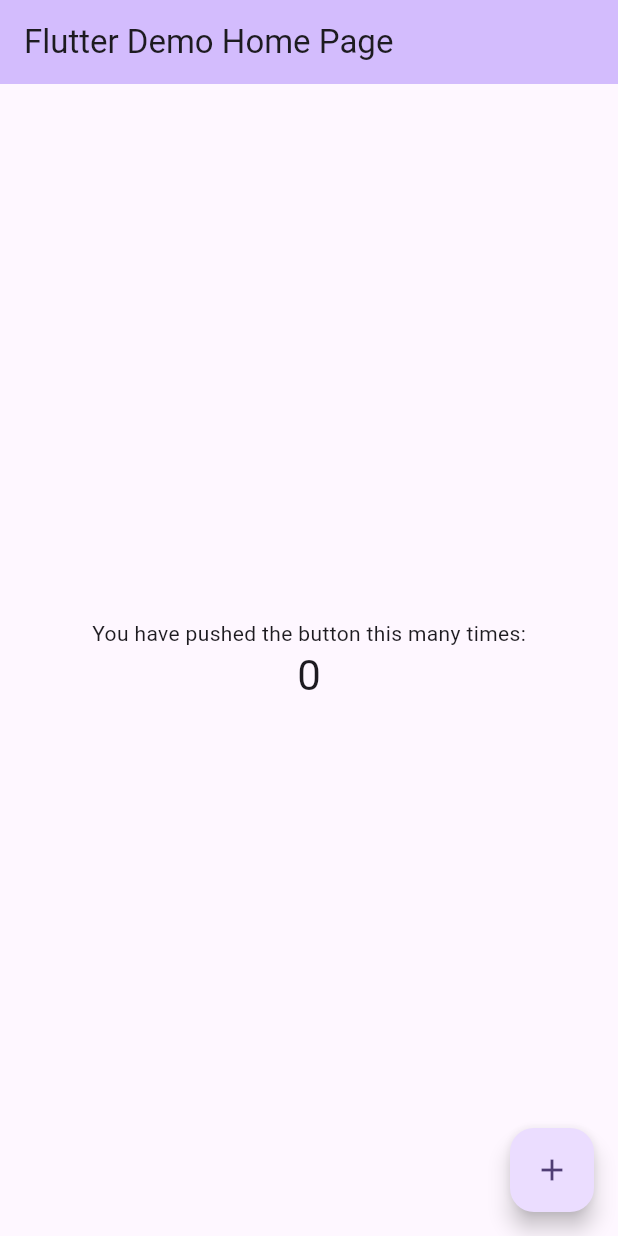
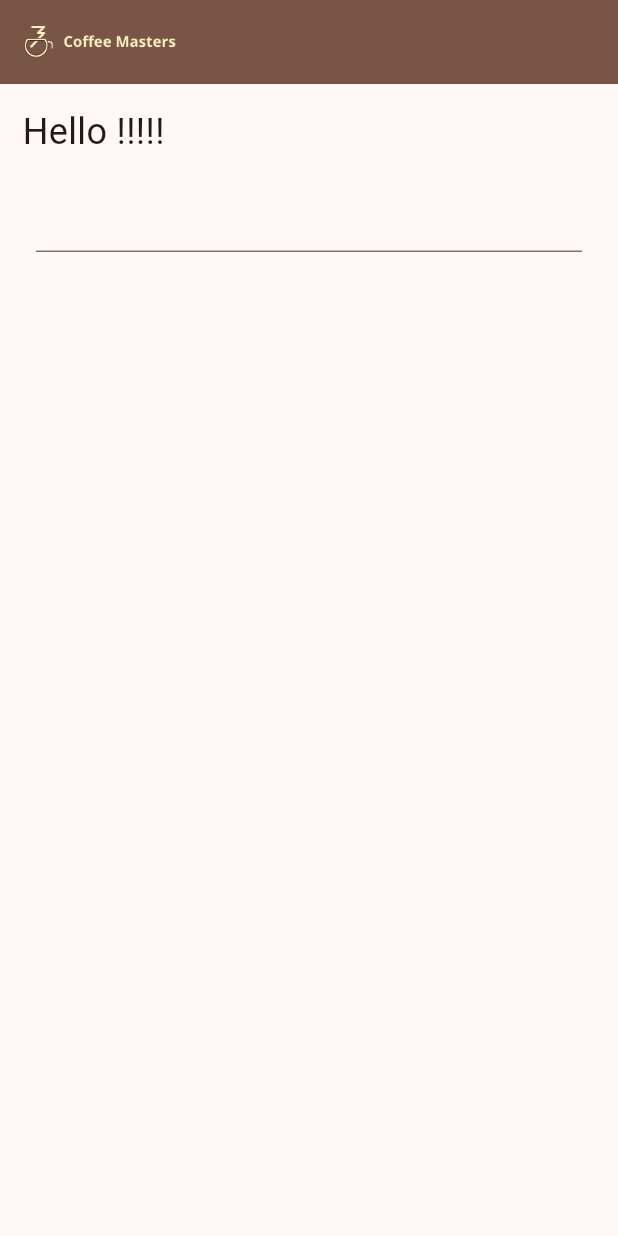
Before and after one commit to RafaelVatista/coffee_masters, a Flutter app: the screen it shows after launch, on a phone screen of 412 x 824 dp. Run offline on Flutter 3.47's test engine with Material 3 defaults, Android fonts, the phone set to English and light mode, and no system bars.

Commit message:
Starting of app dev

```diff
--- a/lib/main.dart
+++ b/lib/main.dart
@@ -2,6 +2,67 @@ import 'package:flutter/material.dart';
 
 void main() {
   runApp(const MyApp());
+}
+
+/*
+  * Widget Tree
+    * MyApp
+      *MyHomePage
+        *HelloWorld
+          *Text
+ */
+
+class Greet extends StatefulWidget {
+  const Greet({super.key});
+
+  @override
+  State<Greet> createState() => _GreetState();
+}
+
+class _GreetState extends State<Greet> {
+  //State variable
+  var name = "";
+
+  @override
+  Widget build(BuildContext context) {
+    var greetStyle = const TextStyle(fontSize: 24);
+    return Column(
+      children: [
+        Padding(
+          padding: const EdgeInsets.all(15.0),
+          child: Row(
+            children: [
+              Text(
+                "Hello $name",
+                style: greetStyle,
+              ),
+              Text(
+                "!!!!!",
+                style: greetStyle,
+              ),
+            ],
+          ),
+        ),
+        Padding(
+          padding: const EdgeInsets.only(right: 24.0, left: 24.0),
+          child: TextField(
+            onChanged: (value) => setState(() {
+              name = value;
+            }),
+          ),
+        ),
+      ],
+    );
+  }
+}
+
+class HelloWorld extends StatelessWidget {
+  const HelloWorld({Key? key}) : super(key: key);
+
+  @override
+  Widget build(BuildContext context) {
+    return const Text("Hello World");
+  }
 }
 
 class MyApp extends StatelessWidget {
@@ -11,7 +72,7 @@ class MyApp extends StatelessWidget {
   @override
   Widget build(BuildContext context) {
     return MaterialApp(
-      title: 'Flutter Demo',
+      title: 'Coffee Masters',
       theme: ThemeData(
         // This is the theme of your application.
         //
@@ -28,16 +89,16 @@ class MyApp extends StatelessWidget {
         //
         // This works for code too, not just values: Most code changes can be
         // tested with just a hot reload.
-        colorScheme: ColorScheme.fromSeed(seedColor: Colors.deepPurple),
+        colorScheme: ColorScheme.fromSeed(seedColor: Colors.brown),
         useMaterial3: true,
       ),
-      home: const MyHomePage(title: 'Flutter Demo Home Page'),
+      home: const MyHomePage(),
     );
   }
 }
 
 class MyHomePage extends StatefulWidget {
-  const MyHomePage({super.key, required this.title});
+  const MyHomePage({super.key});
 
   // This widget is the home page of your application. It is stateful, meaning
   // that it has a State object (defined below) that contains fields that affect
@@ -48,78 +109,22 @@ class MyHomePage extends StatefulWidget {
   // used by the build method of the State. Fields in a Widget subclass are
   // always marked "final".
 
-  final String title;
-
   @override
   State<MyHomePage> createState() => _MyHomePageState();
 }
 
 class _MyHomePageState extends State<MyHomePage> {
-  int _counter = 0;
-
-  void _incrementCounter() {
-    setState(() {
-      // This call to setState tells the Flutter framework that something has
-      // changed in this State, which causes it to rerun the build method below
-      // so that the display can reflect the updated values. If we changed
-      // _counter without calling setState(), then the build method would not be
-      // called again, and so nothing would appear to happen.
-      _counter++;
-    });
-  }
-
   @override
   Widget build(BuildContext context) {
-    // This method is rerun every time setState is called, for instance as done
-    // by the _incrementCounter method above.
-    //
-    // The Flutter framework has been optimized to make rerunning build methods
-    // fast, so that you can just rebuild anything that needs updating rather
-    // than having to individually change instances of widgets.
     return Scaffold(
       appBar: AppBar(
         // TRY THIS: Try changing the color here to a specific color (to
         // Colors.amber, perhaps?) and trigger a hot reload to see the AppBar
         // change color while the other colors stay the same.
-        backgroundColor: Theme.of(context).colorScheme.inversePrimary,
-        // Here we take the value from the MyHomePage object that was created by
-        // the App.build method, and use it to set our appbar title.
-        title: Text(widget.title),
+        backgroundColor: Colors.brown,
+        title: Image.asset("images/logo.png"),
       ),
-      body: Center(
-        // Center is a layout widget. It takes a single child and positions it
-        // in the middle of the parent.
-        child: Column(
-          // Column is also a layout widget. It takes a list of children and
-          // arranges them vertically. By default, it sizes itself to fit its
-          // children horizontally, and tries to be as tall as its parent.
-          //
-          // Column has various properties to control how it sizes itself and
-          // how it positions its children. Here we use mainAxisAlignment to
-          // center the children vertically; the main axis here is the vertical
-          // axis because Columns are vertical (the cross axis would be
-          // horizontal).
-          //
-          // TRY THIS: Invoke "debug painting" (choose the "Toggle Debug Paint"
-          // action in the IDE, or press "p" in the console), to see the
-          // wireframe for each widget.
-          mainAxisAlignment: MainAxisAlignment.center,
-          children: <Widget>[
-            const Text(
-              'You have pushed the button this many times:',
-            ),
-            Text(
-              '$_counter',
-              style: Theme.of(context).textTheme.headlineMedium,
-            ),
-          ],
-        ),
-      ),
-      floatingActionButton: FloatingActionButton(
-        onPressed: _incrementCounter,
-        tooltip: 'Increment',
-        child: const Icon(Icons.add),
-      ), // This trailing comma makes auto-formatting nicer for build methods.
+      body: const Greet(),
     );
   }
 }
--- /dev/null
+++ b/lib/offerspage.dart
@@ -0,0 +1,19 @@
+import 'package:flutter/material.dart';
+
+class OffersPage extends StatelessWidget {
+  const OffersPage({super.key});
+
+  @override
+  Widget build(BuildContext context) {
+    return const Placeholder();
+  }
+}
+
+class Offer extends StatelessWidget {
+  const Offer({super.key});
+
+  @override
+  Widget build(BuildContext context) {
+    return const Placeholder();
+  }
+}
```
Also changed, not shown: pubspec.yaml (+4 -7 lines), images/2.0x/background.png (added), images/2.0x/logo.png (added), images/3.0x/background.png (added), images/3.0x/logo.png (added), images/4.0x/background.png (added), images/4.0x/logo.png (added), images/background.png (added), images/black_coffee.png (added), images/logo.png (added).
